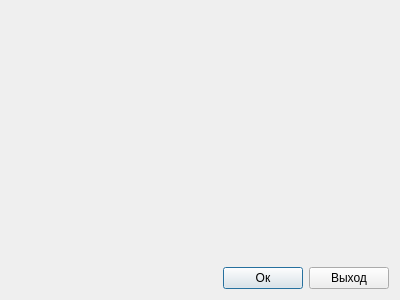
First picture: the form in src/core/dialogs/dialogconnectdatabase.ui, repository Arox/makler, before the edit.
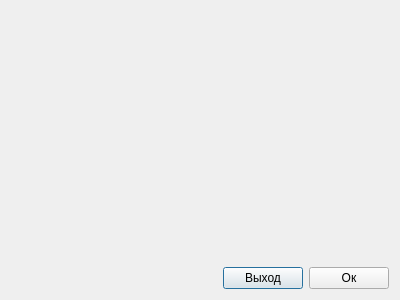
Second picture: the form after the edit.

Diff of the .ui file:
```diff
--- a/src/core/dialogs/dialogconnectdatabase.ui
+++ b/src/core/dialogs/dialogconnectdatabase.ui
@@ -45,16 +45,16 @@
         </spacer>
        </item>
        <item>
-        <widget class="QPushButton" name="mpOk">
+        <widget class="QPushButton" name="mpExit">
          <property name="text">
-          <string>Ок</string>
+          <string>Выход</string>
          </property>
         </widget>
        </item>
        <item>
-        <widget class="QPushButton" name="mpExit">
+        <widget class="QPushButton" name="mpOk">
          <property name="text">
-          <string>Выход</string>
+          <string>Ок</string>
          </property>
         </widget>
        </item>
```
